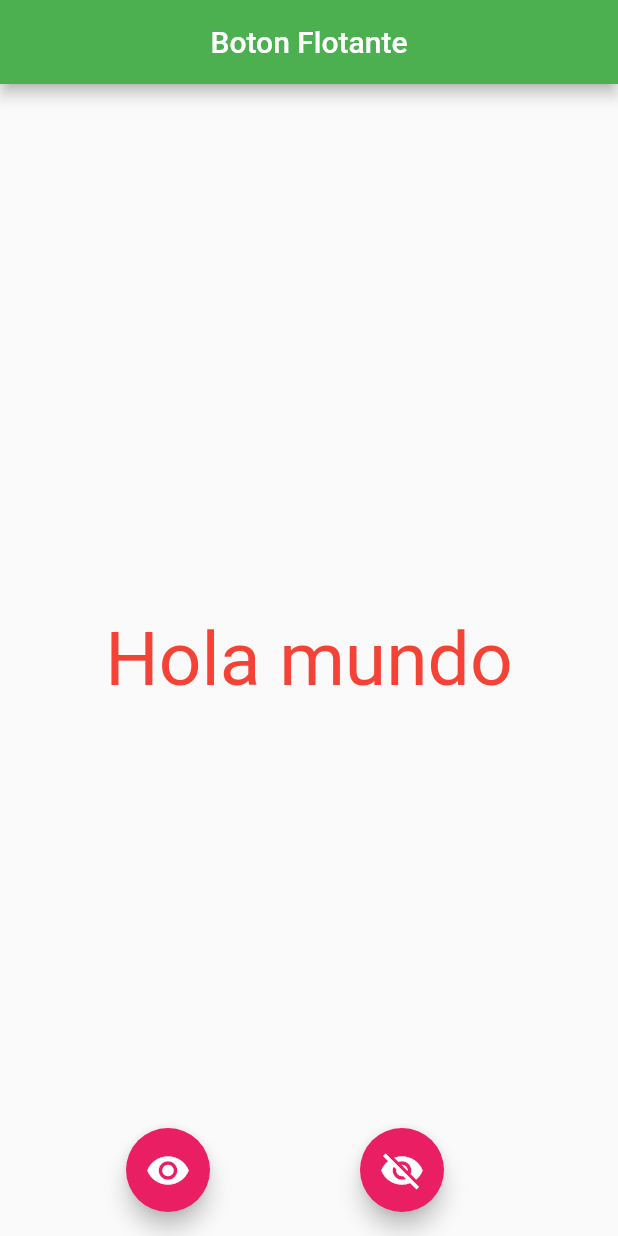
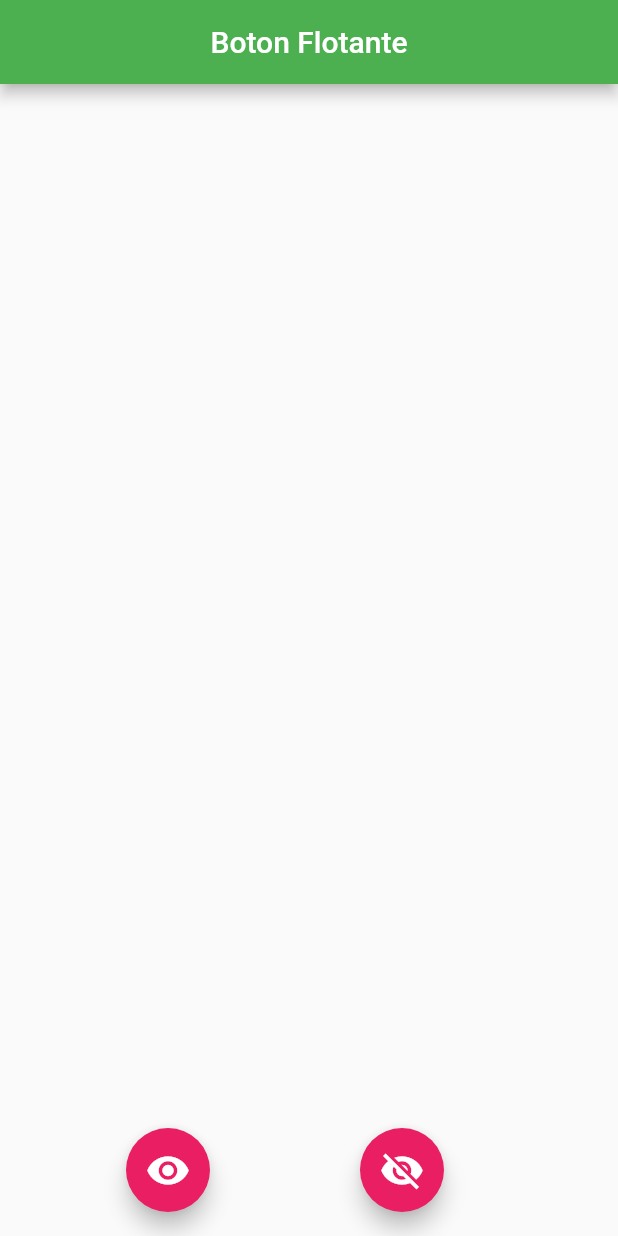
Before and after one commit to AlanCarlos714/flutlab_prueba, a Flutter app: the screen it shows after launch, after a tap on the "visibility off" icon, on a phone screen of 412 x 824 dp. Run offline on Flutter 3.47's test engine with Material 2 defaults, Android fonts, the phone set to English and light mode, and no system bars.

```diff
--- a/lib/screens/boton_flotante_screen.dart
+++ b/lib/screens/boton_flotante_screen.dart
@@ -25,7 +25,7 @@ class _BotonFlotante extends State<BotonFlotante> {
             child: Icon(Icons.visibility, size: 30),
           ),
           FloatingActionButton(
-            onPressed: () => setState(() => txt = "Hola mundo"),
+            onPressed: () => setState(() => txt = ""),
             child: Icon(Icons.visibility_off, size: 30),
           )
         ],
```
Also changed, not shown: 1 other file.
